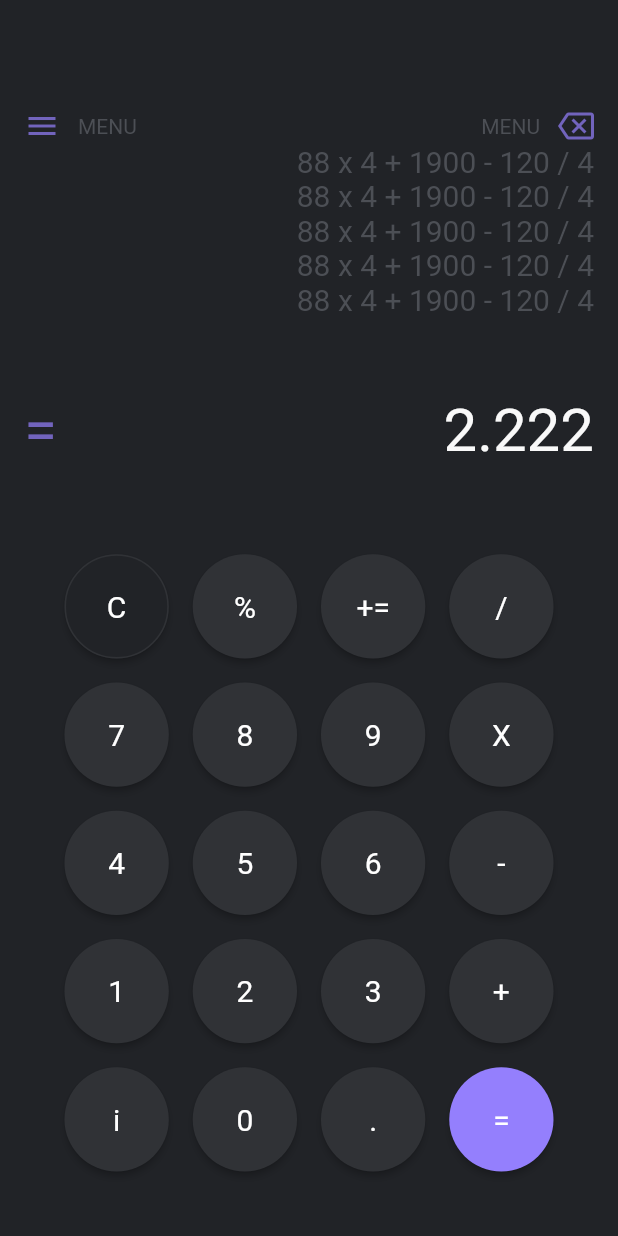
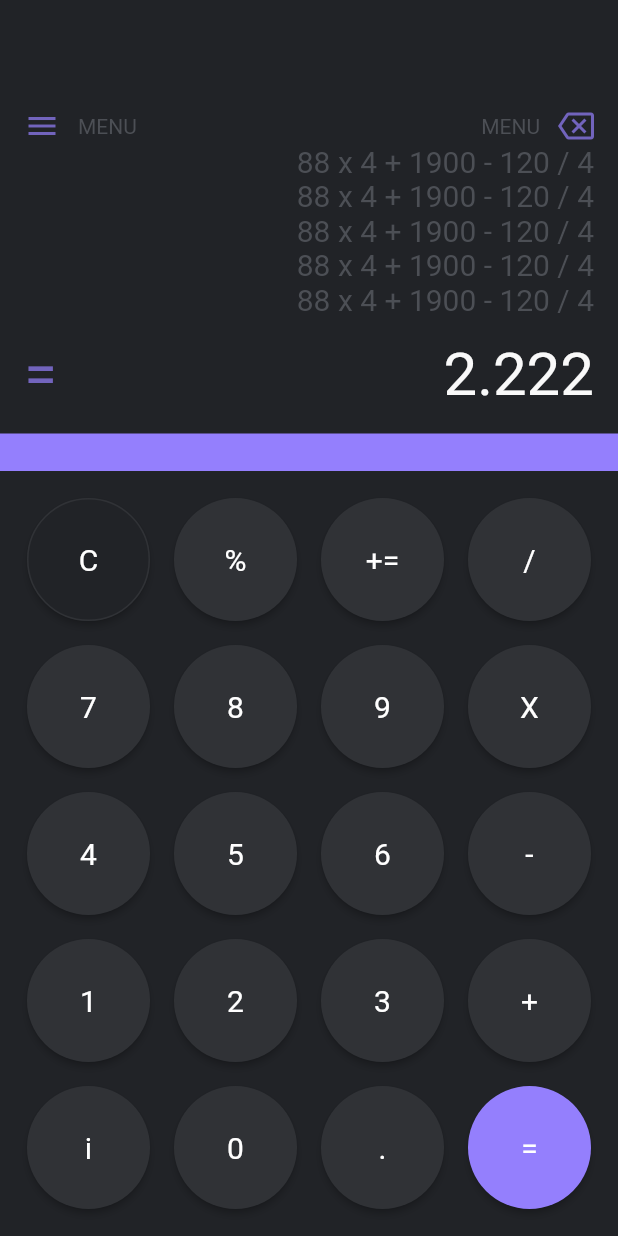
Before and after one commit to LaksCastro/code-heck, a Flutter app: the screen it shows after launch, on a phone screen of 412 x 824 dp. Run offline on Flutter 3.47's test engine with Material 2 defaults, Android fonts, the phone set to English and light mode, and no system bars; our stand-ins replace math_expressions.

Commit message:
(#1) fix color

```diff
--- a/shinoa/lib/main.dart
+++ b/shinoa/lib/main.dart
@@ -22,6 +22,7 @@ class App extends StatelessWidget {
   @override
   Widget build(BuildContext context) {
     return MaterialApp(
+      debugShowCheckedModeBanner: false,
       title: 'Flutter Demo',
       builder: (context, child) {
         return ScrollConfiguration(
--- a/shinoa/lib/view/keyboard.dart
+++ b/shinoa/lib/view/keyboard.dart
@@ -45,8 +45,17 @@ class _KeyBoardState extends State<KeyBoard> {
   @override
   Widget build(BuildContext context) {
     return Column(children: <Widget>[
+      Row(
+        children: [
+          Container(
+            width: MediaQuery.of(context).size.width,
+            height: 25,
+            color: kAccentColor,
+          )
+        ],
+      ),
       Padding(
-        padding: const EdgeInsets.all(35.0),
+        padding: const EdgeInsets.all(10.0),
         child: Center(
           child: GridView.builder(
             shrinkWrap: true,
```
